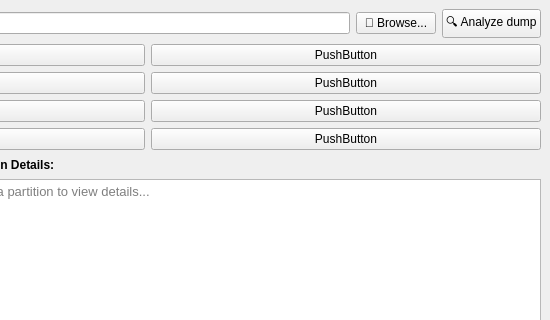
Before: the Qt Designer form src/ui/MainWindow.ui in RUSIKAVS/AndroidDataExtractor, drawn with Qt 5; both pictures show x 650 to 1200 and y 0 to 320 of the 1200 by 800 pixel window.
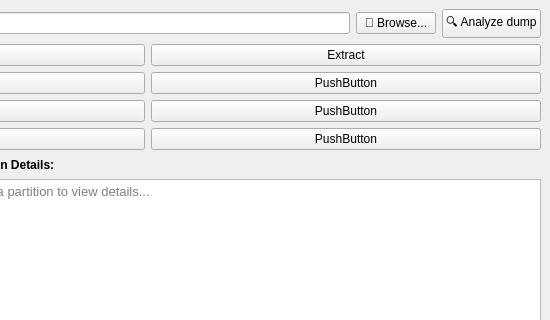
After: the same form once the commit is applied.

What changed in the file:
```diff
--- a/src/ui/MainWindow.ui
+++ b/src/ui/MainWindow.ui
@@ -134,7 +134,7 @@
       <item row="0" column="2">
        <widget class="QPushButton" name="pushButton_11">
         <property name="text">
-         <string>PushButton</string>
+         <string>Extract</string>
         </property>
        </widget>
       </item>
```
Left out of the diff: 2 changed lines with no effect on the pictures.
